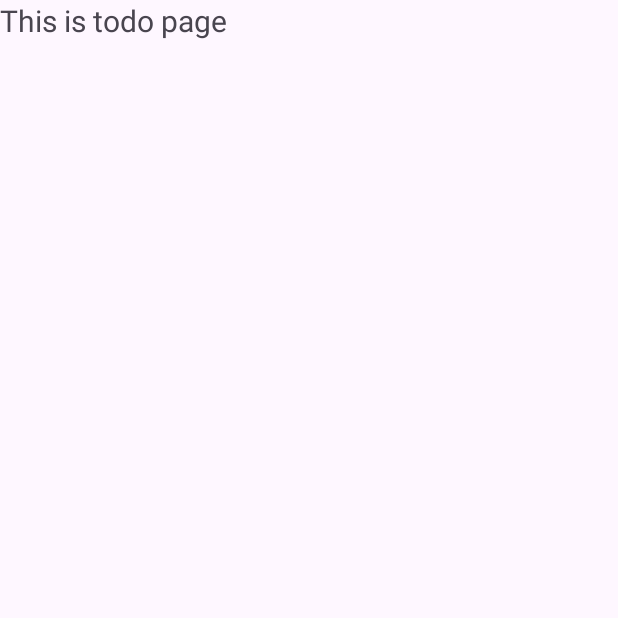
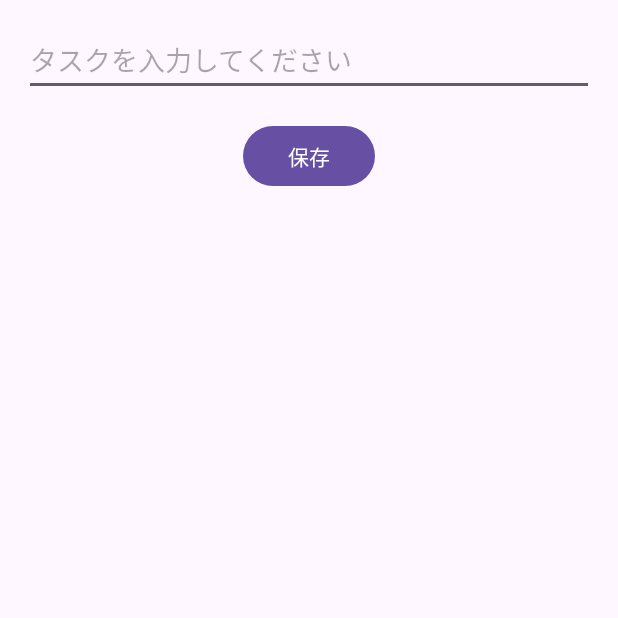
Before and after one commit to Watanabe-39/StudyApp, an Android app: the screen it shows after launch (TodoActivity), after a tap on "To Do List", on a phone screen of 412 x 824 dp, the top half of it. Run offline under Robolectric (Android 15) with nearby library versions, the phone set to English and light mode, and no system bars.

Commit message:
データベース構築, TodoActivity

```diff
--- a/app/src/main/AndroidManifest.xml
+++ b/app/src/main/AndroidManifest.xml
@@ -25,7 +25,7 @@
         <activity android:name=".TodoActivity"
             android:exported="false">
         </activity>
-        <activity android:name=".ScaduleActivity"
+        <activity android:name=".ScheduleActivity"
             android:exported="false">
         </activity>
         <activity android:name=".StudyTimeActivity"
--- /dev/null
+++ b/app/src/main/java/com/example/studyapp/DBHelper.kt
@@ -0,0 +1,55 @@
+package com.example.studyapp
+
+import android.content.Context
+import android.database.sqlite.SQLiteDatabase
+import android.database.sqlite.SQLiteOpenHelper
+
+class DBHelper(
+    context: Context,
+    databaseName: String,
+    databaseVersion: Int
+) : SQLiteOpenHelper(context, databaseName, null, databaseVersion) {
+
+    companion object {
+        private const val SQL_CREATE_TASKS_TABLE = """
+            CREATE TABLE tasks (
+                id INTEGER PRIMARY KEY AUTOINCREMENT,
+                task_name TEXT
+            )
+        """
+        private const val SQL_CREATE_EVENTS_TABLE = """
+            CREATE TABLE events (
+                id INTEGER PRIMARY KEY AUTOINCREMENT,
+                event_name TEXT,
+                event_date TEXT,
+                start_time TEXT,
+                end_time TEXT,
+                description TEXT
+            )
+        """
+        private const val SQL_CREATE_STUDY_SESSIONS_TABLE = """
+            CREATE TABLE study_sessions (
+                id INTEGER PRIMARY KEY AUTOINCREMENT,
+                study_date TEXT,
+                total_minutes INTEGER
+            )
+        """
+    }
+
+    override fun onCreate(db: SQLiteDatabase) {
+        db.apply {
+            execSQL(SQL_CREATE_TASKS_TABLE)
+            execSQL(SQL_CREATE_EVENTS_TABLE)
+            execSQL(SQL_CREATE_STUDY_SESSIONS_TABLE)
+        }
+    }
+
+    override fun onUpgrade(db: SQLiteDatabase, oldVersion: Int, newVersion: Int) {
+        db.apply {
+            execSQL("DROP TABLE IF EXISTS tasks")
+            execSQL("DROP TABLE IF EXISTS events")
+            execSQL("DROP TABLE IF EXISTS study_sessions")
+        }
+        onCreate(db)
+    }
+}
--- /dev/null
+++ b/app/src/main/java/com/example/studyapp/DatabaseManager.kt
@@ -0,0 +1,34 @@
+package com.example.studyapp
+
+import android.content.Context
+import android.database.sqlite.SQLiteDatabase
+
+class DatabaseManager private constructor(context: Context) {
+    private val dbHelper: DBHelper = DBHelper(context.applicationContext, DATABASE_NAME, DATABASE_VERSION)
+    private var database: SQLiteDatabase? = null
+
+    companion object {
+        private const val DATABASE_NAME = "study_app.db"
+        private const val DATABASE_VERSION = 1
+
+        @Volatile
+        private var instance: DatabaseManager? = null
+
+        fun getInstance(context: Context): DatabaseManager {
+            return instance ?: synchronized(this) {
+                instance ?: DatabaseManager(context).also { instance = it }
+            }
+        }
+    }
+
+    fun openDatabase(): SQLiteDatabase {
+        if (database == null || !database!!.isOpen) {
+            database = dbHelper.writableDatabase
+        }
+        return database!!
+    }
+
+    fun closeDatabase() {
+        database?.close()
+    }
+}
--- a/app/src/main/java/com/example/studyapp/MainActivity.kt
+++ b/app/src/main/java/com/example/studyapp/MainActivity.kt
@@ -21,7 +21,7 @@ class MainActivity : AppCompatActivity() {
             insets
         }
 
-//        画面遷移
+//        Screen transition
         val todo_navigate_btn = findViewById<Button>(R.id.todo_navigate_button)
         val scadule_navigate_btn = findViewById<Button>(R.id.scadule_navigate_button)
         val study_time_navigate_btn = findViewById<Button>(R.id.study_time_navigate_button)
@@ -31,7 +31,7 @@ class MainActivity : AppCompatActivity() {
             startActivity(intent)
         }
         scadule_navigate_btn.setOnClickListener {
-            val intent = Intent(this, ScaduleActivity::class.java)
+            val intent = Intent(this, ScheduleActivity::class.java)
             startActivity(intent)
         }
         study_time_navigate_btn.setOnClickListener {
@@ -39,7 +39,6 @@ class MainActivity : AppCompatActivity() {
             startActivity(intent)
         }
 
-
     }
 
 
--- a/app/src/main/java/com/example/studyapp/ScaduleActivity.kt
+++ b/app/src/main/java/com/example/studyapp/ScheduleActivity.kt
@@ -5,10 +5,10 @@ import android.widget.CalendarView
 import android.widget.Toast
 import androidx.appcompat.app.AppCompatActivity
 
-class ScaduleActivity : AppCompatActivity() {
+class ScheduleActivity : AppCompatActivity() {
     override fun onCreate(savedInstanceState: Bundle?) {
         super.onCreate(savedInstanceState)
-        setContentView(R.layout.activity_scadule)
+        setContentView(R.layout.activity_schedule)
 
 //        カレンダー表示
         val calendarView = findViewById<CalendarView>(R.id.calendarView)
--- a/app/src/main/java/com/example/studyapp/TodoActivity.kt
+++ b/app/src/main/java/com/example/studyapp/TodoActivity.kt
@@ -1,13 +1,90 @@
 package com.example.studyapp
 
+import android.content.ContentValues
 import android.os.Bundle
+import android.widget.ArrayAdapter
+import android.widget.Button
+import android.widget.EditText
+import android.widget.ListView
 import androidx.appcompat.app.AppCompatActivity
 
 class TodoActivity : AppCompatActivity() {
+    // データベース管理クラスのインスタンス
+    private lateinit var databaseManager: DatabaseManager
+    // ToDoリストを表示するためのアダプター
+    private lateinit var todoListAdapter: ArrayAdapter<String>
+
+    // UIコンポーネント
+    private lateinit var toDoEditText: EditText
+    private lateinit var saveButton: Button
+    private lateinit var todoListView: ListView
+
     override fun onCreate(savedInstanceState: Bundle?) {
         super.onCreate(savedInstanceState)
         setContentView(R.layout.activity_todo)
+
+        // UIコンポーネントの初期化
+        initializeUI()
+
+        // データベースマネージャーの初期化
+        databaseManager = DatabaseManager.getInstance(this)
+
+        // タスクリストの取得と表示
+        refreshTaskList()
+
+        // 保存ボタンのクリックリスナー設定
+        saveButton.setOnClickListener {
+            val task = toDoEditText.text.toString().trim()
+            if (task.isNotEmpty()) {
+                insertTask(task)
+                toDoEditText.text.clear()
+                refreshTaskList()
+            }
+        }
     }
 
+    // UIコンポーネントの初期化
+    private fun initializeUI() {
+        toDoEditText = findViewById(R.id.ToDo_EditText)
+        saveButton = findViewById(R.id.save_button)
+        todoListView = findViewById(R.id.todo_list_view)
+    }
 
+    // タスクリストの更新と表示
+    private fun refreshTaskList() {
+        val tasks = getTasks()
+        todoListAdapter = ArrayAdapter(this, android.R.layout.simple_list_item_1, tasks)
+        todoListView.adapter = todoListAdapter
+    }
+
+    // データベースからタスクを取得
+    private fun getTasks(): List<String> {
+        val tasks = mutableListOf<String>()
+        databaseManager.openDatabase().use { db ->
+            val cursor = db.query("tasks", arrayOf("task_name"), null, null, null, null, null)
+            cursor.use {
+                while (it.moveToNext()) {
+                    val taskName = it.getString(it.getColumnIndexOrThrow("task_name"))
+                    tasks.add(taskName)
+                }
+            }
+        }
+        return tasks
+    }
+
+    // データベースにタスクを挿入
+    private fun insertTask(task: String) {
+        databaseManager.openDatabase().use { db ->
+            val values = ContentValues().apply {
+                put("task_name", task)
+            }
+            db.insert("tasks", null, values)
+        }
+    }
+
+    // アクティビティ破棄時にデータベース接続を閉じる
+    override fun onDestroy() {
+        super.onDestroy()
+        databaseManager.closeDatabase()
+    }
 }
--- a/app/src/main/res/layout/activity_todo.xml
+++ b/app/src/main/res/layout/activity_todo.xml
@@ -3,14 +3,45 @@
     xmlns:tools="http://schemas.android.com/tools"
     android:layout_width="match_parent"
     android:layout_height="match_parent"
+    xmlns:app="http://schemas.android.com/apk/res-auto"
     android:layout_gravity="center_horizontal">
 
-    <TextView
+
+    <EditText
+        android:id="@+id/ToDo_EditText"
+        android:layout_width="match_parent"
+        android:layout_height="wrap_content"
+        tools:ignore="MissingConstraints"
+        android:hint="タスクを入力してください"
+        android:inputType="text"
+        app:layout_constraintTop_toTopOf="parent"
+        app:layout_constraintStart_toStartOf="parent"
+        app:layout_constraintEnd_toEndOf="parent"
+        android:layout_marginTop="16dp"
+        android:layout_marginStart="16dp"
+        android:layout_marginEnd="16dp"/>
+
+    <Button
+        android:id="@+id/save_button"
         android:layout_width="wrap_content"
         android:layout_height="wrap_content"
-        android:text="This is todo page"
-        android:textSize="20dp"
-        tools:ignore="MissingConstraints" />
+        android:text="保存"
+        tools:ignore="MissingConstraints"
+        app:layout_constraintTop_toBottomOf="@id/ToDo_EditText"
+        app:layout_constraintStart_toStartOf="parent"
+        app:layout_constraintEnd_toEndOf="parent"
+        android:layout_marginTop="16dp"/>
+
+    <ListView
+        android:id="@+id/todo_list_view"
+        android:layout_width="0dp"
+        android:layout_height="0dp"
+        app:layout_constraintTop_toBottomOf="@id/save_button"
+        app:layout_constraintBottom_toBottomOf="parent"
+        app:layout_constraintStart_toStartOf="parent"
+        app:layout_constraintEnd_toEndOf="parent"
+        android:layout_marginTop="16dp"
+        />
 
 
 </androidx.constraintlayout.widget.ConstraintLayout>
```
Also changed, not shown: app/src/main/res/layout/activity_schedule.xml (renamed from app/src/main/res/layout/activity_scadule.xml).
